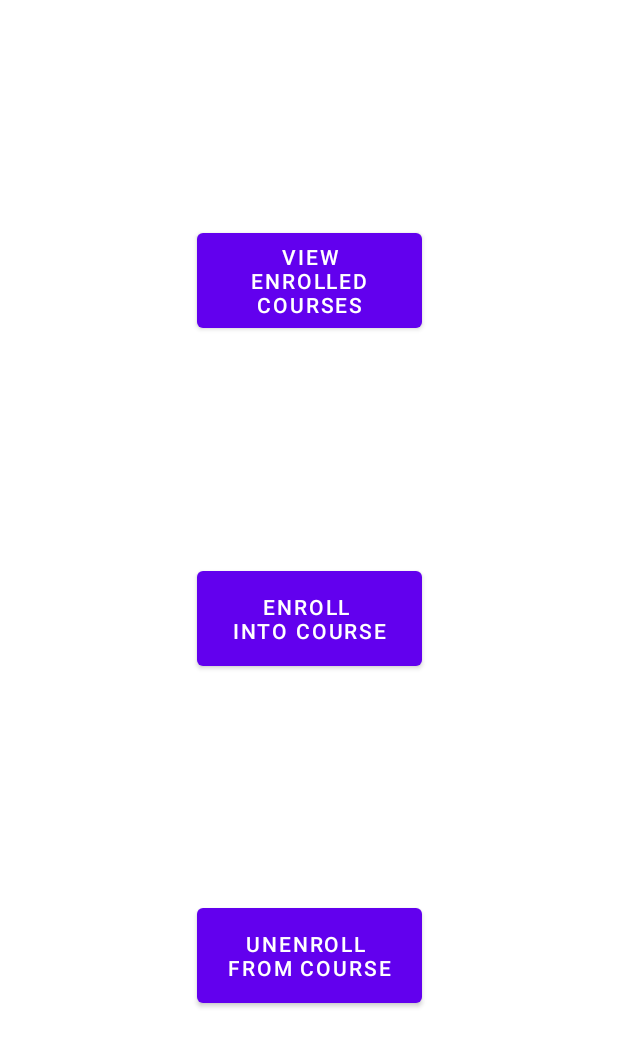
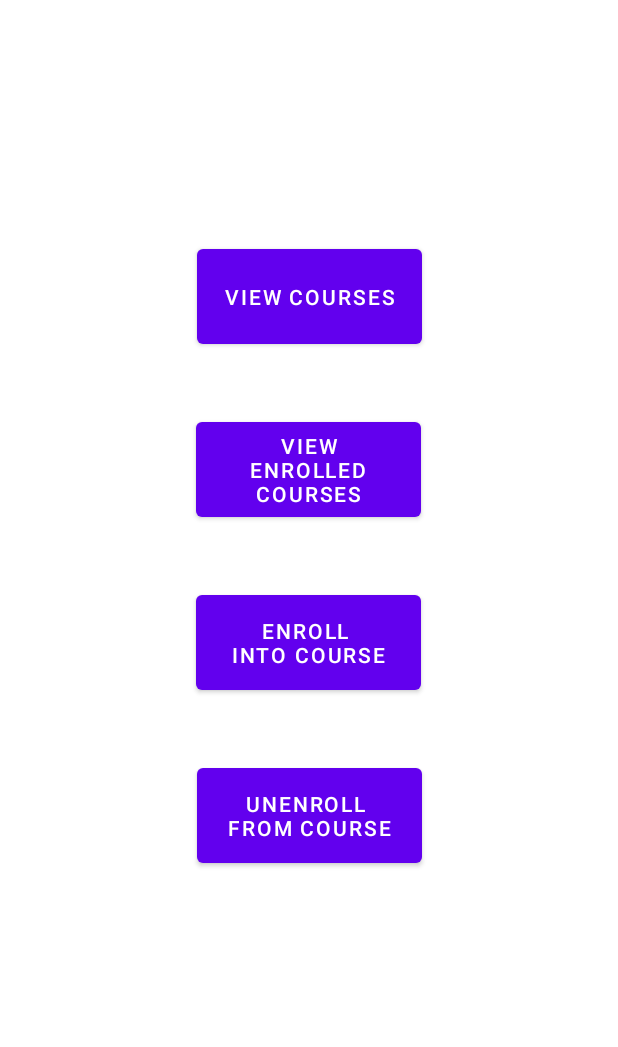
Before and after one commit to tamaraamicic/SEG2105, an Android app: the layout student_page.xml on its own in the app's theme, with its tools: preview values and no code run, on a phone screen of 412 x 824 dp. Shown: the top 1047 px of the screen. Run offline under Robolectric (Android 15) with nearby library versions, the phone set to English and light mode, and no system bars.

Commit message:
added button to student page

```diff
--- a/SEG2105TermProject/app/src/main/java/com/example/seg2105_term_project/StudentPage.java
+++ b/SEG2105TermProject/app/src/main/java/com/example/seg2105_term_project/StudentPage.java
@@ -11,7 +11,8 @@ import androidx.appcompat.app.AppCompatActivity;
 
 public class StudentPage extends AppCompatActivity {
 
-    Button viewCoursesButton;
+    Button studentViewCourses;
+    Button viewEnrolledCoursesButton;
     Button enrollButton;
     Button unenrollButton ;
     @Override
@@ -19,11 +20,12 @@ public class StudentPage extends AppCompatActivity {
         super.onCreate(savedInstanceState);
         setContentView(R.layout.student_page);
 
-        viewCoursesButton = findViewById(R.id.studentViewEnrolledCourses);
+        studentViewCourses = findViewById(R.id.studentViewCourses);
+        viewEnrolledCoursesButton = findViewById(R.id.studentViewEnrolledCourses);
         enrollButton = findViewById(R.id.studentEnrollCourse);
         unenrollButton = findViewById(R.id.studentUnenrollCourse);
 
-        viewCoursesButton.setOnClickListener(new View.OnClickListener() {
+        viewEnrolledCoursesButton.setOnClickListener(new View.OnClickListener() {
             @Override
             public void onClick(View v) {
                 Intent intent = new Intent(getApplicationContext(), AdminCreateCourse.class);
--- a/SEG2105TermProject/app/src/main/res/layout/student_page.xml
+++ b/SEG2105TermProject/app/src/main/res/layout/student_page.xml
@@ -6,12 +6,24 @@
     android:layout_height="match_parent">
 
     <Button
+        android:id="@+id/studentViewCourses"
+        android:layout_width="150dp"
+        android:layout_height="75dp"
+        android:layout_marginTop="160dp"
+        android:text="View Courses"
+        app:layout_constraintEnd_toEndOf="parent"
+        app:layout_constraintHorizontal_bias="0.501"
+        app:layout_constraintStart_toStartOf="parent"
+        app:layout_constraintTop_toTopOf="parent" />
+
+    <Button
         android:id="@+id/studentEnrollCourse"
         android:layout_width="150dp"
         android:layout_height="75dp"
+        android:layout_marginTop="40dp"
         android:text="Enroll \nInto Course"
-        app:layout_constraintBottom_toTopOf="@+id/studentUnenrollCourse"
         app:layout_constraintEnd_toEndOf="parent"
+        app:layout_constraintHorizontal_bias="0.498"
         app:layout_constraintStart_toStartOf="parent"
         app:layout_constraintTop_toBottomOf="@+id/studentViewEnrolledCourses" />
 
@@ -19,9 +31,10 @@
         android:id="@+id/studentUnenrollCourse"
         android:layout_width="150dp"
         android:layout_height="75dp"
+        android:layout_marginTop="40dp"
         android:text="Unenroll \nFrom Course"
-        app:layout_constraintBottom_toBottomOf="parent"
         app:layout_constraintEnd_toEndOf="parent"
+        app:layout_constraintHorizontal_bias="0.501"
         app:layout_constraintStart_toStartOf="parent"
         app:layout_constraintTop_toBottomOf="@+id/studentEnrollCourse" />
 
@@ -29,9 +42,10 @@
         android:id="@+id/studentViewEnrolledCourses"
         android:layout_width="150dp"
         android:layout_height="75dp"
+        android:layout_marginTop="40dp"
         android:text="View Enrolled Courses"
-        app:layout_constraintBottom_toTopOf="@+id/studentEnrollCourse"
         app:layout_constraintEnd_toEndOf="parent"
+        app:layout_constraintHorizontal_bias="0.498"
         app:layout_constraintStart_toStartOf="parent"
-        app:layout_constraintTop_toTopOf="parent" />
+        app:layout_constraintTop_toBottomOf="@+id/studentViewCourses" />
 </androidx.constraintlayout.widget.ConstraintLayout>
```
